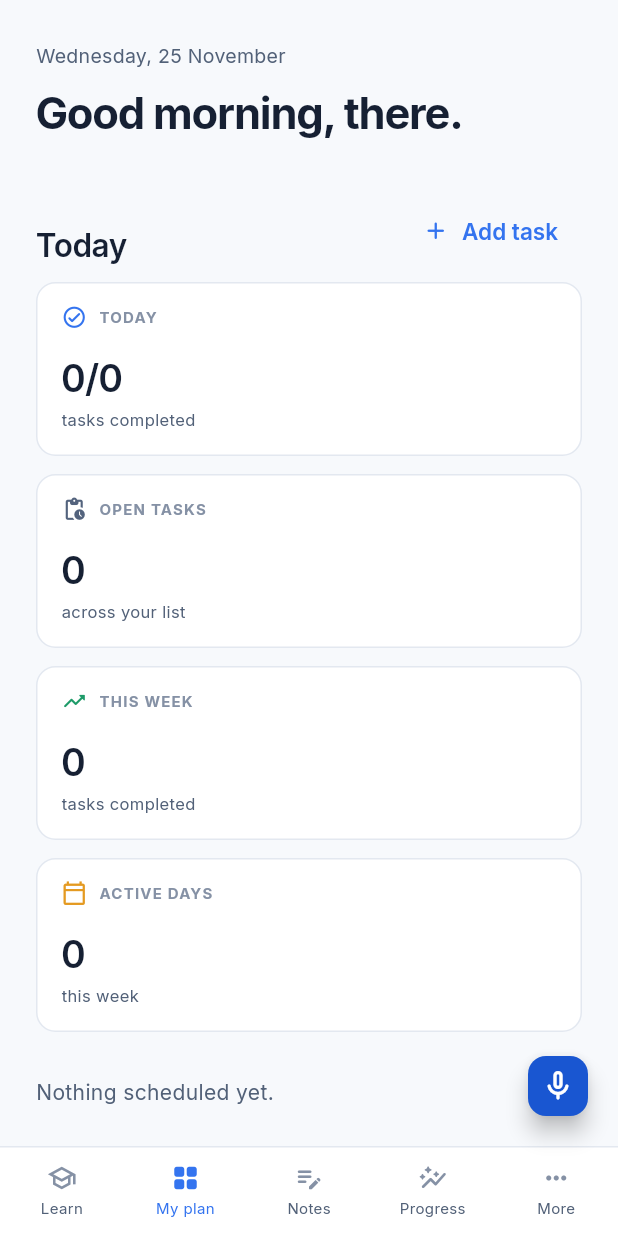
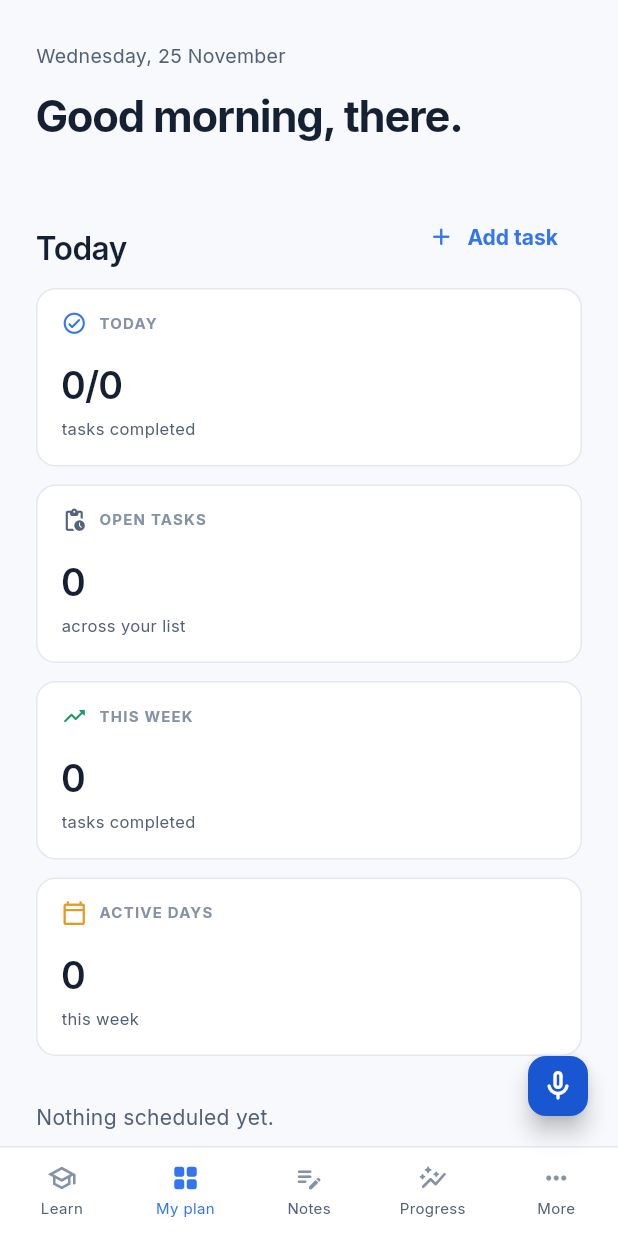
Before and after one commit to kartikpuranik18-glitch/doeet, a Flutter app: the screen it shows once a user with an empty profile is signed in, on a phone screen of 412 x 824 dp. Run offline on Flutter 3.47's test engine with Material 3 defaults, Android fonts, the phone set to English and light mode, and no system bars; our stand-ins replace cloud_firestore, cloud_functions, firebase_auth, firebase_core, fl_chart, flutter_animate and 10 more; accounts and stored records are empty; statements that could not run were skipped.

Commit message:
feat: redesign Dooet learning and careers experience

```diff
--- a/lib/core/theme/app_theme.dart
+++ b/lib/core/theme/app_theme.dart
@@ -1,29 +1,26 @@
-// lib/core/theme/app_theme.dart
 import 'package:flutter/material.dart';
 import 'package:flutter/services.dart';
 import 'package:google_fonts/google_fonts.dart';
+
 import '../constants/app_colors.dart';
 
-/// Doeet — Global Theme Configuration (uses Google Fonts Inter)
 class AppTheme {
   AppTheme._();
 
-  static TextTheme get _textTheme => GoogleFonts.interTextTheme(
-        const TextTheme(
-          displayLarge: TextStyle(fontSize: 40, fontWeight: FontWeight.w800, color: AppColors.textPrimary, letterSpacing: -1.5),
-          displayMedium: TextStyle(fontSize: 32, fontWeight: FontWeight.w700, color: AppColors.textPrimary, letterSpacing: -1.0),
-          headlineLarge: TextStyle(fontSize: 28, fontWeight: FontWeight.w700, color: AppColors.textPrimary, letterSpacing: -0.5),
-          headlineMedium: TextStyle(fontSize: 24, fontWeight: FontWeight.w700, color: AppColors.textPrimary, letterSpacing: -0.3),
-          headlineSmall: TextStyle(fontSize: 20, fontWeight: FontWeight.w600, color: AppColors.textPrimary),
-          titleLarge: TextStyle(fontSize: 18, fontWeight: FontWeight.w600, color: AppColors.textPrimary),
-          titleMedium: TextStyle(fontSize: 16, fontWeight: FontWeight.w600, color: AppColors.textPrimary),
-          titleSmall: TextStyle(fontSize: 14, fontWeight: FontWeight.w600, color: AppColors.textPrimary),
-          bodyLarge: TextStyle(fontSize: 16, fontWeight: FontWeight.w400, color: AppColors.textPrimary),
-          bodyMedium: TextStyle(fontSize: 14, fontWeight: FontWeight.w400, color: AppColors.textSecondary),
-          bodySmall: TextStyle(fontSize: 12, fontWeight: FontWeight.w400, color: AppColors.textMuted),
-          labelLarge: TextStyle(fontSize: 14, fontWeight: FontWeight.w600, color: AppColors.primary),
-        ),
-      );
+  static TextTheme get _textTheme => GoogleFonts.interTextTheme(const TextTheme(
+        displayLarge: TextStyle(fontSize: 46, fontWeight: FontWeight.w800, letterSpacing: -1.8, color: AppColors.textPrimary),
+        displayMedium: TextStyle(fontSize: 34, fontWeight: FontWeight.w800, letterSpacing: -1.2, color: AppColors.textPrimary),
+        headlineLarge: TextStyle(fontSize: 29, fontWeight: FontWeight.w700, letterSpacing: -0.8, color: AppColors.textPrimary),
+        headlineMedium: TextStyle(fontSize: 24, fontWeight: FontWeight.w700, letterSpacing: -0.5, color: AppColors.textPrimary),
+        headlineSmall: TextStyle(fontSize: 20, fontWeight: FontWeight.w700, color: AppColors.textPrimary),
+        titleLarge: TextStyle(fontSize: 18, fontWeight: FontWeight.w700, color: AppColors.textPrimary),
+        titleMedium: TextStyle(fontSize: 16, fontWeight: FontWeight.w700, color: AppColors.textPrimary),
+        titleSmall: TextStyle(fontSize: 14, fontWeight: FontWeight.w700, color: AppColors.textPrimary),
+        bodyLarge: TextStyle(fontSize: 16, height: 1.55, color: AppColors.textPrimary),
+        bodyMedium: TextStyle(fontSize: 14, height: 1.5, color: AppColors.textSecondary),
+        bodySmall: TextStyle(fontSize: 12, height: 1.45, color: AppColors.textMuted),
+        labelLarge: TextStyle(fontSize: 14, fontWeight: FontWeight.w700, color: Colors.white),
+      ));
 
   static ThemeData get light => ThemeData(
         useMaterial3: true,
@@ -31,7 +28,7 @@ class AppTheme {
         scaffoldBackgroundColor: AppColors.bg,
         colorScheme: const ColorScheme.light(
           primary: AppColors.primary,
-          secondary: AppColors.secondary,
+          secondary: AppColors.accentPurple,
           error: AppColors.error,
           surface: AppColors.bgCard,
           onPrimary: Colors.white,
@@ -41,95 +38,64 @@ class AppTheme {
         ),
         textTheme: _textTheme,
         appBarTheme: AppBarTheme(
-          backgroundColor: Colors.transparent,
+          backgroundColor: AppColors.bgCard,
           elevation: 0,
           scrolledUnderElevation: 0,
           centerTitle: false,
-          titleTextStyle: GoogleFonts.inter(
-            fontSize: 20,
-            fontWeight: FontWeight.w700,
-            color: AppColors.textPrimary,
-            letterSpacing: -0.5,
-          ),
+          titleTextStyle: GoogleFonts.inter(fontSize: 19, fontWeight: FontWeight.w700, color: AppColors.textPrimary),
           iconTheme: const IconThemeData(color: AppColors.textPrimary),
-          systemOverlayStyle: const SystemUiOverlayStyle(
-            statusBarColor: Colors.transparent,
-            statusBarIconBrightness: Brightness.dark,
-          ),
-        ),
-        bottomNavigationBarTheme: const BottomNavigationBarThemeData(
-          backgroundColor: AppColors.bgCard,
-          selectedItemColor: AppColors.primary,
-          unselectedItemColor: AppColors.textMuted,
-          type: BottomNavigationBarType.fixed,
-          elevation: 0,
+          systemOverlayStyle: const SystemUiOverlayStyle(statusBarColor: Colors.transparent, statusBarIconBrightness: Brightness.dark),
         ),
         cardTheme: CardTheme(
           color: AppColors.bgCard,
           elevation: 0,
-          shape: RoundedRectangleBorder(
-          borderRadius: BorderRadius.circular(10),
-            side: const BorderSide(color: AppColors.border, width: 1),
-          ),
           margin: EdgeInsets.zero,
+          shape: RoundedRectangleBorder(borderRadius: BorderRadius.circular(16), side: const BorderSide(color: AppColors.border)),
         ),
         inputDecorationTheme: InputDecorationTheme(
           filled: true,
-          fillColor: AppColors.bgElevated,
-          border: OutlineInputBorder(
-            borderRadius: BorderRadius.circular(9),
-            borderSide: const BorderSide(color: AppColors.border),
-          ),
-          enabledBorder: OutlineInputBorder(
-            borderRadius: BorderRadius.circular(9),
-            borderSide: const BorderSide(color: AppColors.border),
-          ),
-          focusedBorder: OutlineInputBorder(
-            borderRadius: BorderRadius.circular(9),
-            borderSide: const BorderSide(color: AppColors.primary, width: 2),
-          ),
-          errorBorder: OutlineInputBorder(
-            borderRadius: BorderRadius.circular(12),
-            borderSide: const BorderSide(color: AppColors.error),
-          ),
-          contentPadding: const EdgeInsets.symmetric(horizontal: 16, vertical: 16),
-          hintStyle: GoogleFonts.inter(color: AppColors.textMuted, fontSize: 15),
+          fillColor: AppColors.bgCard,
+          isDense: true,
+          border: OutlineInputBorder(borderRadius: BorderRadius.circular(12), borderSide: const BorderSide(color: AppColors.border)),
+          enabledBorder: OutlineInputBorder(borderRadius: BorderRadius.circular(12), borderSide: const BorderSide(color: AppColors.border)),
+          focusedBorder: OutlineInputBorder(borderRadius: BorderRadius.circular(12), borderSide: const BorderSide(color: AppColors.primary, width: 1.7)),
+          errorBorder: OutlineInputBorder(borderRadius: BorderRadius.circular(12), borderSide: const BorderSide(color: AppColors.error)),
+          contentPadding: const EdgeInsets.symmetric(horizontal: 16, vertical: 15),
+          hintStyle: GoogleFonts.inter(color: AppColors.textMuted, fontSize: 14),
           labelStyle: GoogleFonts.inter(color: AppColors.textSecondary),
         ),
-        elevatedButtonTheme: ElevatedButtonThemeData(
-          style: ElevatedButton.styleFrom(
-            backgroundColor: AppColors.primary,
-            foregroundColor: Colors.white,
-            minimumSize: const Size(0, 52),
-            shape: RoundedRectangleBorder(borderRadius: BorderRadius.circular(9)),
-            textStyle: GoogleFonts.inter(fontSize: 16, fontWeight: FontWeight.w600, letterSpacing: 0.2),
-            elevation: 0,
-          ),
-        ),
-        outlinedButtonTheme: OutlinedButtonThemeData(
-          style: OutlinedButton.styleFrom(
-            foregroundColor: AppColors.textPrimary,
-            minimumSize: const Size(0, 52),
-            side: const BorderSide(color: AppColors.border),
-            shape: RoundedRectangleBorder(borderRadius: BorderRadius.circular(9)),
-            textStyle: GoogleFonts.inter(fontSize: 16, fontWeight: FontWeight.w600),
-          ),
-        ),
-        textButtonTheme: TextButtonThemeData(
-          style: TextButton.styleFrom(
-            foregroundColor: AppColors.primary,
-            textStyle: GoogleFonts.inter(fontSize: 15, fontWeight: FontWeight.w600),
-          ),
-        ),
-        dividerTheme: const DividerThemeData(color: AppColors.border, thickness: 1, space: 0),
-        iconTheme: const IconThemeData(color: AppColors.textSecondary, size: 24),
+        filledButtonTheme: FilledButtonThemeData(style: FilledButton.styleFrom(
+          backgroundColor: AppColors.primary,
+          foregroundColor: Colors.white,
+          minimumSize: const Size(0, 46),
+          padding: const EdgeInsets.symmetric(horizontal: 20, vertical: 14),
+          shape: RoundedRectangleBorder(borderRadius: BorderRadius.circular(10)),
+          textStyle: GoogleFonts.inter(fontSize: 14, fontWeight: FontWeight.w700),
+        )),
+        elevatedButtonTheme: ElevatedButtonThemeData(style: ElevatedButton.styleFrom(
+          backgroundColor: AppColors.primary,
+          foregroundColor: Colors.white,
+          minimumSize: const Size(0, 46),
+          elevation: 0,
+          shape: RoundedRectangleBorder(borderRadius: BorderRadius.circular(10)),
+        )),
+        outlinedButtonTheme: OutlinedButtonThemeData(style: OutlinedButton.styleFrom(
+          foregroundColor: AppColors.primary,
+          minimumSize: const Size(0, 46),
+          side: const BorderSide(color: AppColors.border),
+          shape: RoundedRectangleBorder(borderRadius: BorderRadius.circular(10)),
+          textStyle: GoogleFonts.inter(fontSize: 14, fontWeight: FontWeight.w700),
+        )),
+        textButtonTheme: TextButtonThemeData(style: TextButton.styleFrom(
+          foregroundColor: AppColors.primary,
+          textStyle: GoogleFonts.inter(fontSize: 14, fontWeight: FontWeight.w700),
+        )),
         chipTheme: ChipThemeData(
           backgroundColor: AppColors.bgElevated,
-          labelStyle: GoogleFonts.inter(color: AppColors.textSecondary, fontSize: 12, fontWeight: FontWeight.w500),
-          shape: RoundedRectangleBorder(
-            borderRadius: BorderRadius.circular(8),
-            side: const BorderSide(color: AppColors.border),
-          ),
+          labelStyle: GoogleFonts.inter(color: AppColors.primaryDark, fontSize: 12, fontWeight: FontWeight.w600),
+          side: BorderSide.none,
+          shape: RoundedRectangleBorder(borderRadius: BorderRadius.circular(20)),
         ),
+        dividerTheme: const DividerThemeData(color: AppColors.border, thickness: 1, space: 1),
       );
 }
```
